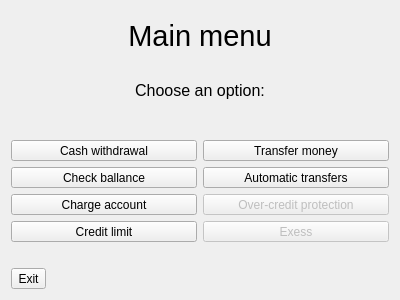
Before: the Qt Designer form ui/menu.ui in OzmikSnakes/plutus-atm, drawn with Qt 5.
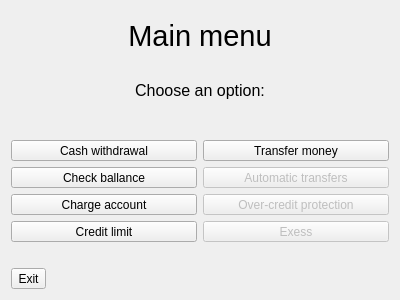
After: the same form once the commit is applied.

Patch:
```diff
--- a/ui/menu.ui
+++ b/ui/menu.ui
@@ -177,6 +177,9 @@
        </item>
        <item row="2" column="1">
         <widget class="QToolButton" name="automaticTransfer_toolButton">
+         <property name="enabled">
+          <bool>false</bool>
+         </property>
          <property name="sizePolicy">
           <sizepolicy hsizetype="Expanding" vsizetype="Fixed">
            <horstretch>0</horstretch>
```
